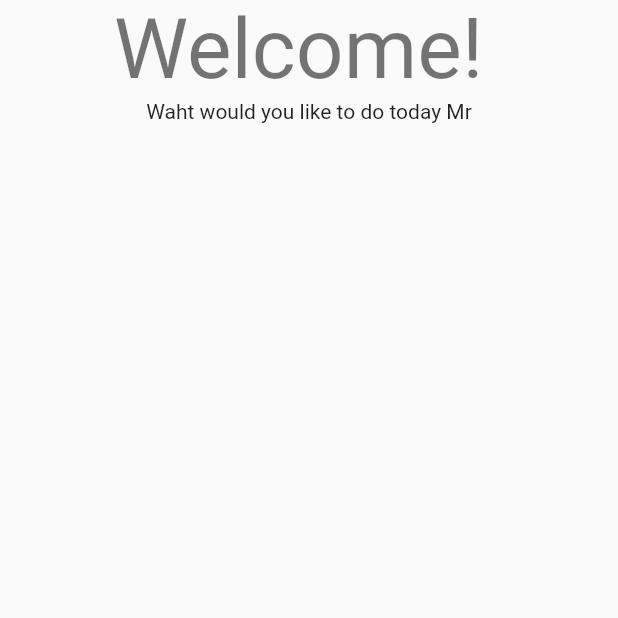
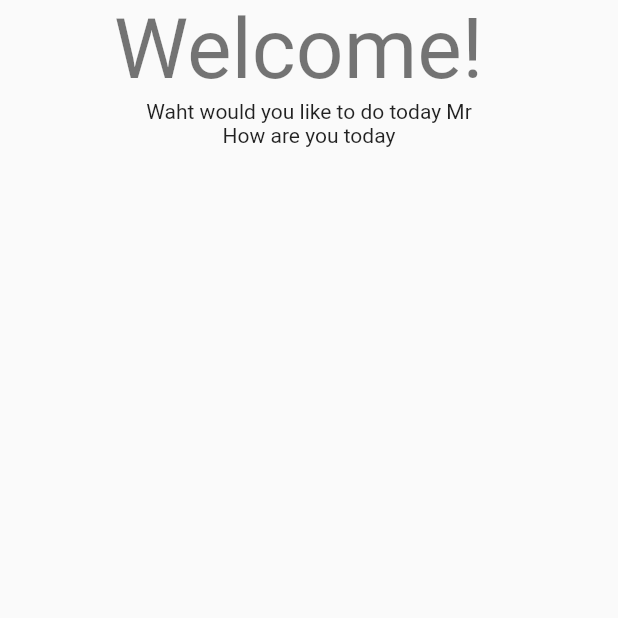
Before and after one commit to Codewithjalloh/web_flutter_form, a Flutter app: the WelcomeScreen screen opened by its route, on a phone screen of 412 x 824 dp, the top half of it. Run offline on Flutter 3.47's test engine with Material 2 defaults, Android fonts, the phone set to English and light mode, and no system bars.

Commit message:
added a text lebal

```diff
--- a/lib/main.dart
+++ b/lib/main.dart
@@ -46,6 +46,7 @@ class WelcomeScreen extends StatelessWidget {
           children: [
             Text("Welcome! ", style: Theme.of(context).textTheme.headline2),
             Text("Waht would you like to do today Mr"),
+            Text("How are you today"),
           ],
         )
       ),
```
